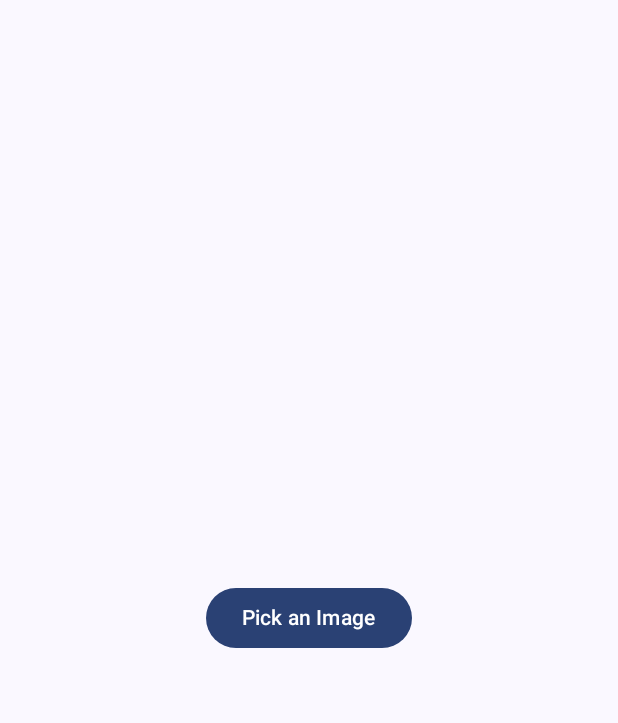
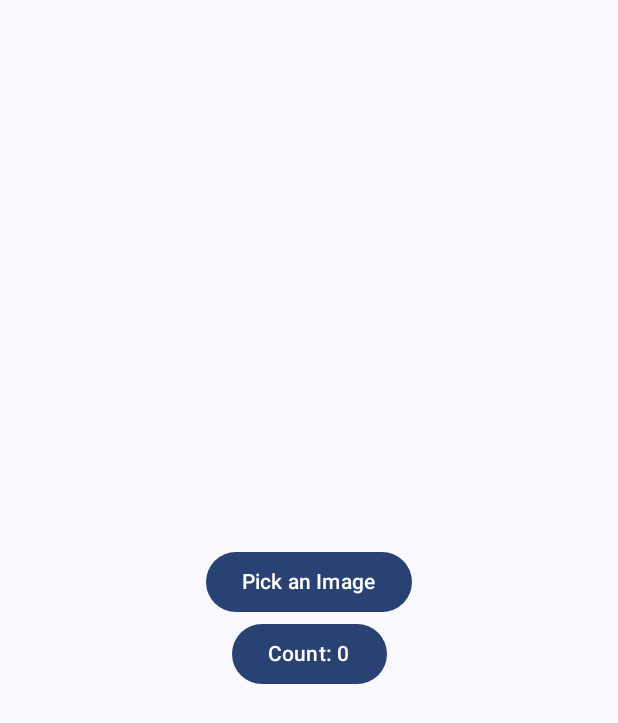
Before and after one commit to ultfone/Steganography, an Android app built with Jetpack Compose: the screen it shows after launch (MainActivity), on a phone screen of 412 x 824 dp. Shown: the top 723 px of the screen. Run offline under Robolectric (Android 15) with nearby library versions, the phone set to English and light mode, and no system bars.

Commit message:
Make img picker

```diff
--- a/app/src/main/java/com/example/steganography/MainActivity.kt
+++ b/app/src/main/java/com/example/steganography/MainActivity.kt
@@ -47,9 +47,11 @@ class MainActivity : ComponentActivity() {
 fun ImagePicker(modifier: Modifier = Modifier) {
     val context = LocalContext.current
     val imageUri = remember { mutableStateOf<Uri?>(null) }
+    val counter = remember { mutableStateOf(0) }
 
 
-    val imagePickerLauncher = rememberLauncherForActivityResult(
+
+    val gridTypeShi = rememberLauncherForActivityResult(
         contract = ActivityResultContracts.GetContent()
     ) { uri: Uri? ->
         imageUri.value = uri
@@ -60,9 +62,13 @@ fun ImagePicker(modifier: Modifier = Modifier) {
         contentAlignment = Alignment.Center
     ) {
         Column(horizontalAlignment = Alignment.CenterHorizontally) {
-            Button(onClick = { imagePickerLauncher.launch("image/*") }) {
+            Button(onClick = { gridTypeShi.launch("image/*") }) {
                 Text("Pick an Image")
             }
+            Button(onClick = { counter.value++ }) {
+                Text("Count: ${counter.value}")
+            }
+
 
             imageUri.value?.let { uri ->
                 Image(
```
